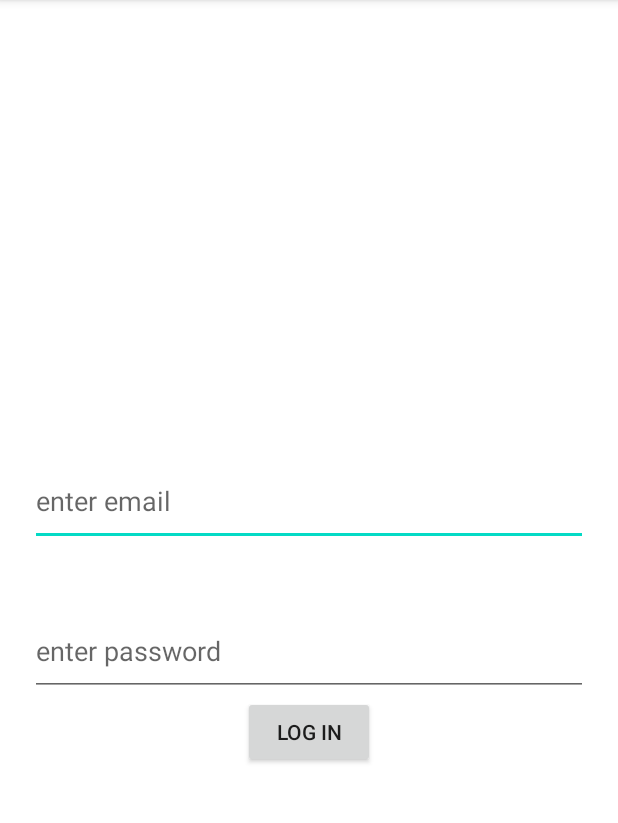
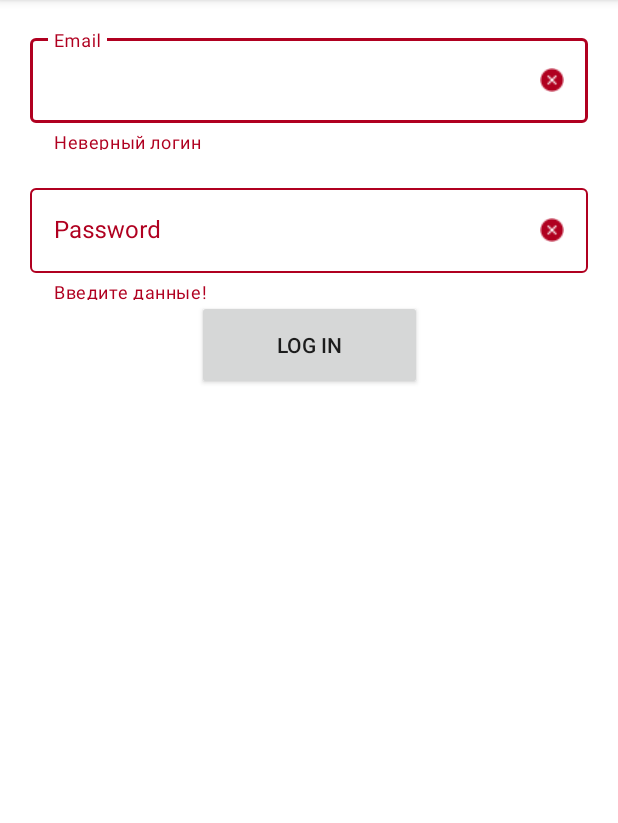
Before and after one commit to imshahastam/courses-pa-android-studio, an Android app: the fragment FragmentRegister shown on its own in the app's theme, after a tap on "LOG IN", on a phone screen of 412 x 824 dp, the part 84-907 px from its top. Run offline under Robolectric (Android 15) with nearby library versions, the phone set to English and light mode, and no system bars; 1 statement that could not run was skipped.

Commit message:
add hw28

```diff
--- a/app/src/main/java/com/example/progaiymhomeworks/FragmentRegister.kt
+++ b/app/src/main/java/com/example/progaiymhomeworks/FragmentRegister.kt
@@ -2,15 +2,23 @@ package com.example.progaiymhomeworks
 
 import android.content.Context
 import android.os.Bundle
+import android.text.TextUtils
 import android.view.View
 import android.widget.Toast
 import androidx.appcompat.widget.AppCompatButton
 import androidx.appcompat.widget.AppCompatEditText
+import androidx.core.widget.doOnTextChanged
 import androidx.fragment.app.Fragment
+import com.google.android.material.textfield.TextInputEditText
+import com.google.android.material.textfield.TextInputLayout
 
 class FragmentRegister : Fragment(R.layout.fragment_register) {
 
     private lateinit var listener: OnButtonsClick
+    private lateinit var emailInputLayout: TextInputLayout
+    private lateinit var passwordInputLayout: TextInputLayout
+    private lateinit var email: TextInputEditText
+    private lateinit var password: TextInputEditText
 
     override fun onAttach(context: Context) {
         super.onAttach(context)
@@ -21,18 +29,52 @@ class FragmentRegister : Fragment(R.layout.fragment_register) {
         super.onViewCreated(view, savedInstanceState)
 
         val btnLogin = view.findViewById<AppCompatButton>(R.id.loginBtn)
-        val email = view.findViewById<AppCompatEditText>(R.id.email)
-        val password = view.findViewById<AppCompatEditText>(R.id.password)
+        email = view.findViewById(R.id.email)
+        password = view.findViewById(R.id.password)
+
+        passwordInputLayout = view.findViewById(R.id.passwordInputLayout)
+        emailInputLayout = view.findViewById(R.id.emailInputLayout)
 
         btnLogin.setOnClickListener {
+            isEmptyCheckEmail()
+            isEmptyCheckPswrd()
 
-            if(email.text.toString() == "shaha.stam@gmail.com" && password.text.toString() == "parol01") {
+            if (correctEmail() && correctPswrd()) {
                 listener.login()
-            } else if(email.text!!.isEmpty() || password.text!!.isEmpty()) {
-                Toast.makeText(requireContext(), "Введите данные!", Toast.LENGTH_LONG).show()
-            } else {
-                Toast.makeText(requireContext(), "Неверный пароль или логин", Toast.LENGTH_LONG).show()
             }
         }
+
+    }
+
+    private fun isEmptyCheckEmail() {
+        val emailText = email.text
+        if (emailText!!.isEmpty()) {
+            emailInputLayout.error = "Введите данные!"
+        }
+    }
+
+    private fun isEmptyCheckPswrd() {
+        val pswrdText = password.text
+        if (pswrdText!!.isEmpty()) {
+            passwordInputLayout.error = "Введите данные!"
+        }
+    }
+
+    private fun correctEmail() : Boolean {
+        val emailText = email.text
+        if (emailText.toString() == "sh.st@gmail.com") {
+            return true
+        } else
+            emailInputLayout.error = "Неверный логин"
+        return false
+    }
+
+    private fun correctPswrd() : Boolean {
+        val pswrdText = password.text
+        if (pswrdText.toString() == "p1") {
+            return true
+        } else
+            passwordInputLayout.error = "Неверный пароль"
+        return false
     }
 }
--- a/app/src/main/res/layout/fragment_register.xml
+++ b/app/src/main/res/layout/fragment_register.xml
@@ -4,38 +4,53 @@
     android:layout_height="match_parent"
     xmlns:app="http://schemas.android.com/apk/res-auto">
 
-    <androidx.appcompat.widget.AppCompatEditText
-        android:id="@+id/email"
-        android:inputType="textEmailAddress"
+    <com.google.android.material.textfield.TextInputLayout
+        android:id="@+id/emailInputLayout"
+        style="@style/Widget.MaterialComponents.TextInputLayout.OutlinedBox"
         android:layout_width="match_parent"
-        android:layout_height="60dp"
-        android:hint="enter email"
-        android:lines="1"
+        android:layout_height="80dp"
         android:layout_margin="20dp"
-        app:layout_constraintTop_toTopOf="parent"
-        app:layout_constraintBottom_toTopOf="@id/password"
-        app:layout_constraintVertical_chainStyle="packed"/>
+        android:hint="Email"
+        app:errorEnabled="true"
+        app:errorIconDrawable="@drawable/cross"
+        app:endIconMode="clear_text"
+        app:layout_constraintTop_toTopOf="parent">
 
-    <androidx.appcompat.widget.AppCompatEditText
-        android:id="@+id/password"
-        android:inputType="textPassword"
+        <com.google.android.material.textfield.TextInputEditText
+            android:id="@+id/email"
+            android:inputType="textEmailAddress"
+            android:layout_width="match_parent"
+            android:layout_height="wrap_content"/>
+
+    </com.google.android.material.textfield.TextInputLayout>
+
+    <com.google.android.material.textfield.TextInputLayout
+        android:id="@+id/passwordInputLayout"
+        style="@style/Widget.MaterialComponents.TextInputLayout.OutlinedBox"
         android:layout_width="match_parent"
-        android:layout_height="60dp"
-        android:lines="1"
-        android:imeOptions="actionDone"
-        android:hint="enter password"
+        android:layout_height="80dp"
         android:layout_margin="20dp"
-        app:layout_constraintTop_toBottomOf="@id/email"
-        app:layout_constraintBottom_toBottomOf="parent"/>
+        android:hint="Password"
+        app:errorEnabled="true"
+        app:errorIconDrawable="@drawable/cross"
+        app:endIconMode="password_toggle"
+        app:layout_constraintTop_toBottomOf="@id/emailInputLayout">
+
+        <com.google.android.material.textfield.TextInputEditText
+            android:id="@+id/password"
+            android:inputType="textPassword"
+            android:layout_width="match_parent"
+            android:layout_height="wrap_content"/>
+
+    </com.google.android.material.textfield.TextInputLayout>
 
     <androidx.appcompat.widget.AppCompatButton
         android:id="@+id/loginBtn"
-        android:layout_width="wrap_content"
-        android:layout_height="wrap_content"
-        android:text="Log in"
-        app:layout_constraintTop_toBottomOf="@id/password"
+        android:layout_width="150dp"
+        android:layout_height="60dp"
+        android:text="LOG IN"
         app:layout_constraintStart_toStartOf="parent"
-        app:layout_constraintEnd_toEndOf="parent"/>
-
+        app:layout_constraintEnd_toEndOf="parent"
+        app:layout_constraintTop_toBottomOf="@id/passwordInputLayout"/>
 
 </androidx.constraintlayout.widget.ConstraintLayout>
```
Also changed, not shown: app/src/main/res/drawable/cross.png (added), app/src/main/res/drawable/error_ic.png (added).
